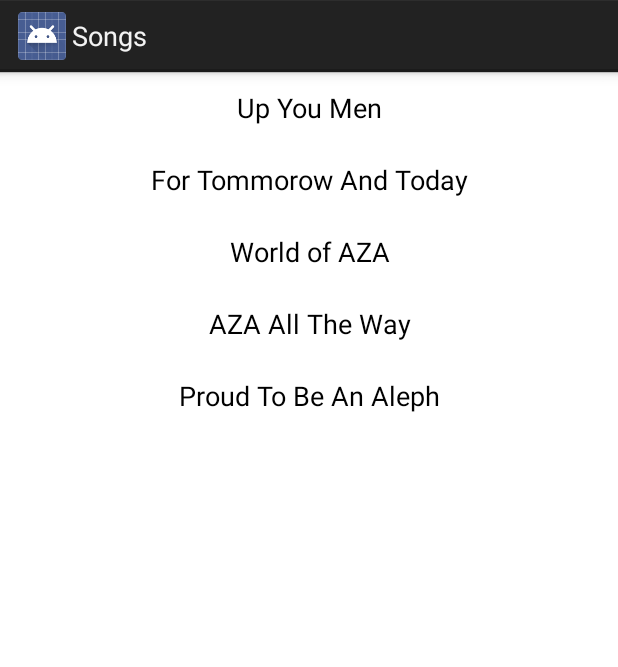
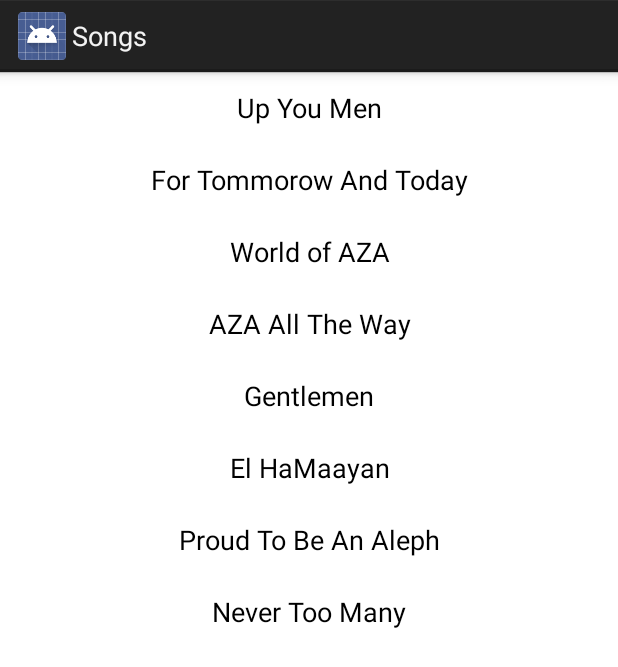
Before and after one commit to ischeinkman/OfficialRamonApp, an Android app: the fragment SongListFragment shown on its own in the app's theme, on a phone screen of 412 x 824 dp. Shown: the top 667 px of the screen. Run offline under Robolectric (Android 15) with nearby library versions, the phone set to English and light mode, and no system bars; 1 statement that could not run was skipped.

Commit message:
Added "Gentlemen", "Never too many", and "El HaMaayan" to the cheers

```diff
--- a/app/src/main/java/org/ramonaza/officialramonapp/ContactAlephFragment.java
+++ b/app/src/main/java/org/ramonaza/officialramonapp/ContactAlephFragment.java
@@ -45,7 +45,7 @@ public class ContactAlephFragment extends Fragment{
         LinearLayout rootLayout=(LinearLayout) rootView.findViewById(R.id.cPageLayout);
         TextView information=new TextView(getActivity());
         information.setTextSize(22);
-        String infoDump=String.format("Name:   %s\nGrade:   %s\nSchool:  %s\nAddress:   %s\nEmail:  %s\nPhone:   %s\n",aleph.getName(),aleph.getSchool(),aleph.getAddress(),aleph.getEmail(),aleph.getPhoneNumber());
+        String infoDump=String.format("Name:   %s\nGrade:   %s\nSchool:  %s\nAddress:   %s\nEmail:  %s\nPhone:   %s\n",aleph.getName(), aleph.getSchool(),aleph.getSchool(),aleph.getAddress(),aleph.getEmail(),aleph.getPhoneNumber());
         information.setText(infoDump);
         rootLayout.addView(information);
 
--- a/app/src/main/java/org/ramonaza/officialramonapp/SongListFragment.java
+++ b/app/src/main/java/org/ramonaza/officialramonapp/SongListFragment.java
@@ -64,6 +64,12 @@ public class SongListFragment extends Fragment {
         azaAllTheWayButton.setOnClickListener(new SongButtonListener().setSong("AZA All The Way"));
         Button proudToBeAlephButton=(Button) rootView.findViewById(R.id.proudToBeAnAlephButton);
         proudToBeAlephButton.setOnClickListener(new SongButtonListener().setSong("Proud To Be An Aleph"));
+        Button elHamaayanButton=(Button) rootView.findViewById(R.id.elHaMaayanButton);
+        elHamaayanButton.setOnClickListener(new SongButtonListener().setSong("El HaMaayan"));
+        Button neverTooManyButton=(Button) rootView.findViewById(R.id.neverTooManyButton);
+        neverTooManyButton.setOnClickListener(new SongButtonListener().setSong("Never Too Many"));
+        Button gentlemenButton=(Button) rootView.findViewById(R.id.gentlemenButton);
+        gentlemenButton.setOnClickListener(new SongButtonListener().setSong("Gentlemen"));
         return rootView;
     }
 
--- a/app/src/main/res/layout/fragment_song_page.xml
+++ b/app/src/main/res/layout/fragment_song_page.xml
@@ -48,8 +48,29 @@
     <Button
         android:layout_width="match_parent"
         android:layout_height="wrap_content"
+        android:text="Gentlemen"
+        android:id="@+id/gentlemenButton"
+        android:background="@drawable/songbuttonlayout"
+        android:focusable="true"/>
+    <Button
+        android:layout_width="match_parent"
+        android:layout_height="wrap_content"
+        android:text="El HaMaayan"
+        android:id="@+id/elHaMaayanButton"
+        android:background="@drawable/songbuttonlayout"
+        android:focusable="true" />
+    <Button
+        android:layout_width="match_parent"
+        android:layout_height="wrap_content"
         android:text="Proud To Be An Aleph"
         android:id="@+id/proudToBeAnAlephButton"
         android:background="@drawable/songbuttonlayout"
         android:focusable="true" />
+    <Button
+        android:layout_width="match_parent"
+        android:layout_height="wrap_content"
+        android:text="Never Too Many"
+        android:id="@+id/neverTooManyButton"
+        android:background="@drawable/songbuttonlayout"
+        android:focusable="true" />
 </LinearLayout>
```
Also changed, not shown: app/src/main/res/values/strings.xml (+61 -4 lines).
